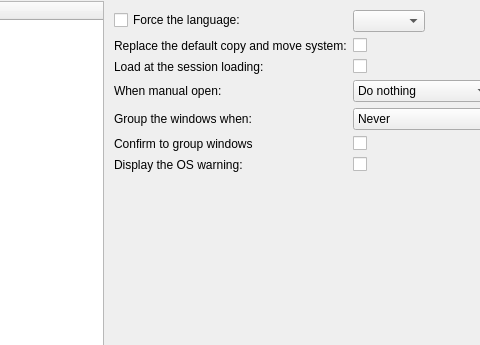
Before: the Qt Designer form OptionDialog.ui in alphaonex86/Ultracopier, drawn with Qt 5; both pictures show x 97 to 577 and y 0 to 345 of the 779 by 455 pixel window.
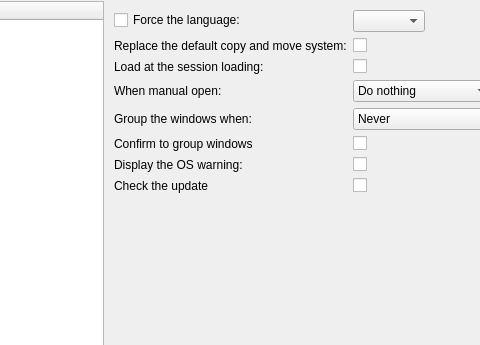
After: the same form once the commit is applied. Icons and pictures are not drawn.

```diff
--- a/OptionDialog.ui
+++ b/OptionDialog.ui
@@ -236,6 +236,16 @@
            <item row="5" column="1">
             <widget class="QCheckBox" name="confirmToGroupWindows"/>
            </item>
+           <item row="7" column="1">
+            <widget class="QCheckBox" name="checkTheUpdate"/>
+           </item>
+           <item row="7" column="0">
+            <widget class="QLabel" name="label_checkTheUpdate">
+             <property name="text">
+              <string>Check the update</string>
+             </property>
+            </widget>
+           </item>
           </layout>
          </item>
          <item>
```
